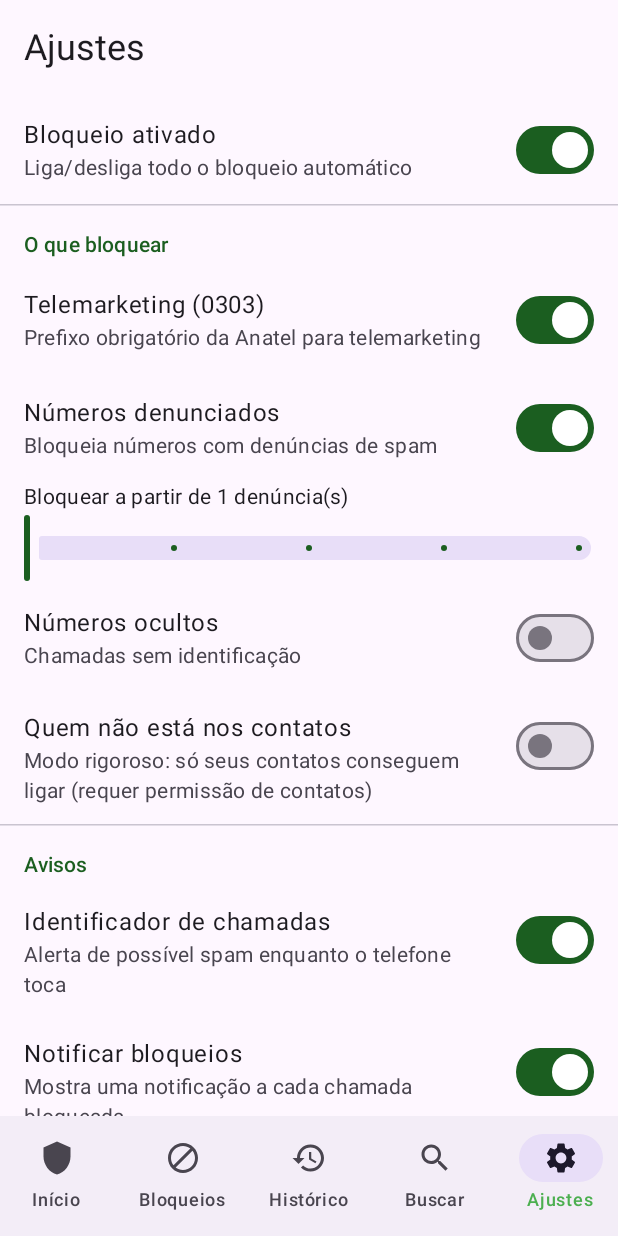
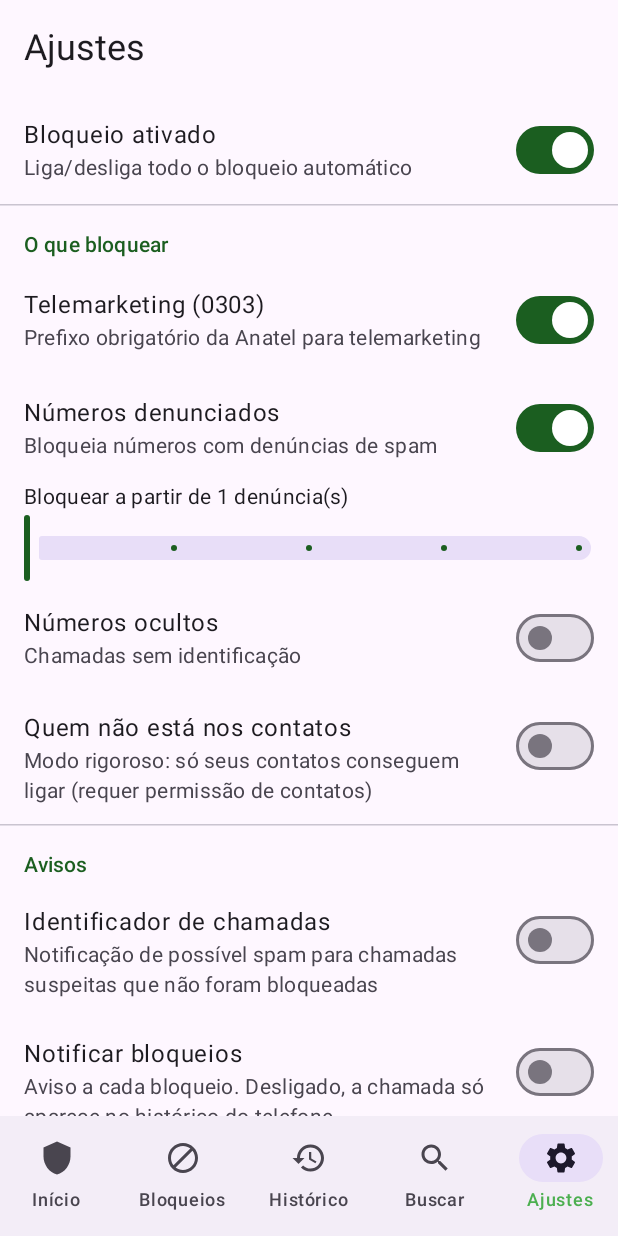
Before and after one commit to daltonfontes/tomaesseblock, an Android app built with Jetpack Compose: the SettingsScreen screen opened through its navigation route, on a phone screen of 412 x 824 dp. Run offline under Robolectric (Android 15) with nearby library versions, the phone set to English and light mode, and no system bars.

Commit message:
Bloqueio silencioso por padrão, como no Whoscall
Chamadas bloqueadas não tocam e não geram aviso na tela: ficam só no
histórico de chamadas do telefone (como "bloqueada") e no do app.
As notificações de bloqueio e de possível spam continuam disponíveis
em Ajustes, mas agora vêm desligadas.

Co-Authored-By: Claude Opus 5.5 <noreply@anthropic.com>
Claude-Session: https://claude.ai/code/session_01F3RZw96bYRuhcynzV3evpZ

```diff
--- a/app/src/main/java/com/tomaesseblock/domain/Models.kt
+++ b/app/src/main/java/com/tomaesseblock/domain/Models.kt
@@ -33,8 +33,10 @@ data class BlockSettings(
     val blockReportedSpam: Boolean = true,
     /** Quantidade mínima de denúncias para considerar o número spam. */
     val spamThreshold: Int = 1,
-    val showCallerId: Boolean = true,
-    val notifyBlocked: Boolean = true,
+    // Por padrão o bloqueio é silencioso (como no Whoscall): nada aparece na tela, a chamada
+    // só fica registrada como "bloqueada" no histórico do telefone e no histórico do app.
+    val showCallerId: Boolean = false,
+    val notifyBlocked: Boolean = false,
 )
 
 enum class BlockReason(val label: String) {
--- a/app/src/main/java/com/tomaesseblock/service/CallBlockerService.kt
+++ b/app/src/main/java/com/tomaesseblock/service/CallBlockerService.kt
@@ -78,6 +78,8 @@ class CallBlockerService : CallScreeningService() {
     }
 
     private fun CallDecision.toResponse(): CallResponse = when (this) {
+        // Bloqueio silencioso: o telefone não toca, a chamada é recusada e o próprio Android
+        // registra no histórico de chamadas como "bloqueada", sem notificação do sistema.
         is CallDecision.Block -> CallResponse.Builder()
             .setDisallowCall(true)
             .setRejectCall(true)
--- a/app/src/main/java/com/tomaesseblock/ui/screens/SettingsScreen.kt
+++ b/app/src/main/java/com/tomaesseblock/ui/screens/SettingsScreen.kt
@@ -66,10 +66,10 @@ fun SettingsScreen(vm: MainViewModel) {
 
         HorizontalDivider()
         SectionHeader("Avisos")
-        SwitchRow("Identificador de chamadas", "Alerta de possível spam enquanto o telefone toca", s.showCallerId) { v ->
+        SwitchRow("Identificador de chamadas", "Notificação de possível spam para chamadas suspeitas que não foram bloqueadas", s.showCallerId) { v ->
             vm.updateSettings { it.copy(showCallerId = v) }
         }
-        SwitchRow("Notificar bloqueios", "Mostra uma notificação a cada chamada bloqueada", s.notifyBlocked) { v ->
+        SwitchRow("Notificar bloqueios", "Aviso a cada bloqueio. Desligado, a chamada só aparece no histórico do telefone", s.notifyBlocked) { v ->
             vm.updateSettings { it.copy(notifyBlocked = v) }
         }
     }
```
Also changed, not shown: 1 other file.
